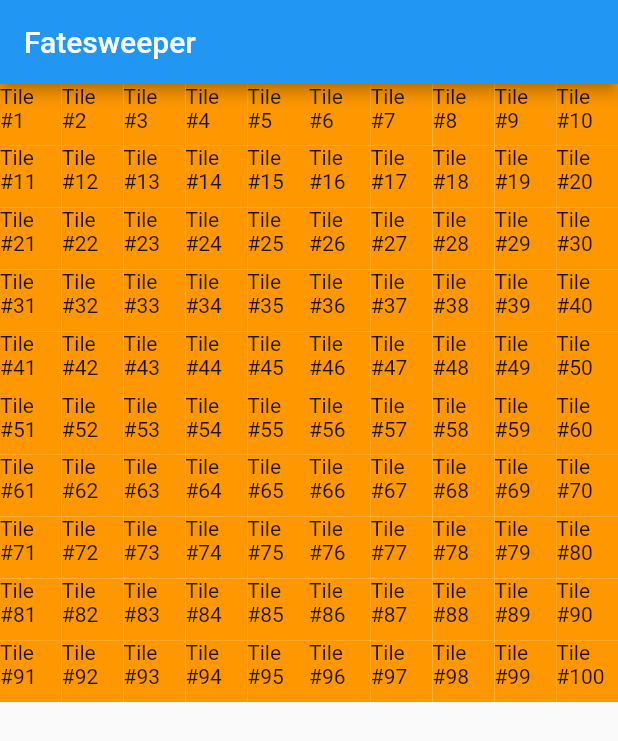
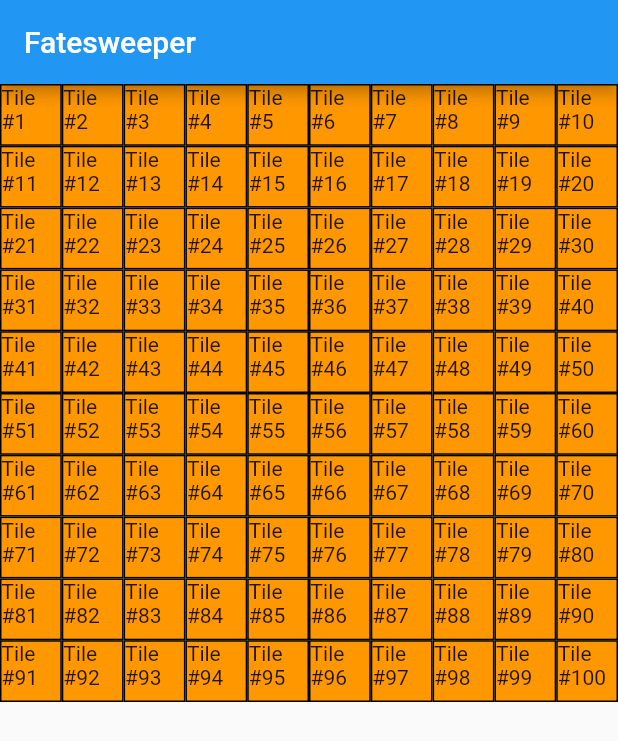
Before and after one commit to leon-chow/fatesweeper2, a Flutter app: the screen it shows after launch, on a phone screen of 412 x 824 dp. Shown: the top 741 px of the screen. Run offline on Flutter 3.47's test engine with Material 2 defaults, Android fonts, the phone set to English and light mode, and no system bars.

Commit message:
Add border and color to tiles, restructure data and views, change main page

```diff
--- a/lib/board.dart
+++ /dev/null
@@ -1,21 +0,0 @@
-import 'package:flutter/material.dart';
-
-import 'tile.dart';
-
-class Board extends StatefulWidget {
-  @override
-  _BoardState createState() => _BoardState();
-}
-
-class _BoardState extends State<Board> {
-  @override
-  Widget build(BuildContext context) {
-    return Container(
-
-    );
-  }
-
-  Widget buildBoard() {
-
-  }
-}
--- a/lib/main.dart
+++ b/lib/main.dart
@@ -1,7 +1,7 @@
 import 'package:flutter/material.dart';
 
-import 'board.dart';
-import 'tile.dart';
+import 'views/board.dart';
+import 'model/tile.dart';
 
 void main() {
   runApp(MyApp());
@@ -17,7 +17,7 @@ class MyApp extends StatelessWidget {
         primarySwatch: Colors.blue,
         visualDensity: VisualDensity.adaptivePlatformDensity,
       ),
-      home: MyHomePage(title: 'Fatesweeper'),
+      home: Board(title: 'Fatesweeper'),
     );
   }
 }
@@ -36,24 +36,7 @@ class _MyHomePageState extends State<MyHomePage> {
   @override
   Widget build(BuildContext context) {
     return Scaffold(
-      appBar: AppBar(
-        title: Text(widget.title),
-      ),
-      body: buildBoardView(),
-    );
-  }
-
-  Widget buildBoardView() {
-    List<Tile> tiles = <Tile>[];
-    int tileCount = 10;
-    for (int i = 0; i < 100; i++) {
-      tiles.add(Tile(i, 50.0, 50.0, false, false));
-    }
-    return GridView.count(
-      crossAxisCount: 10,
-      children: tiles.map<Widget>((Tile tile) {
-        return tile.buildTile(tile);
-      }).toList(),
+      body: Board(),
     );
   }
 }
--- /dev/null
+++ b/lib/model/tile.dart
@@ -0,0 +1,23 @@
+import 'package:flutter/material.dart';
+
+class Tile {
+  final int id;
+  final bool isFlipped;
+  final bool hasMine;
+
+  const Tile(this.id, this.isFlipped, this.hasMine);
+
+  Widget buildTile(Tile tile) {
+    return Container(
+      decoration: BoxDecoration(
+        color: Colors.orange,
+        border: Border.all(
+          color: Colors.black
+        )
+      ),
+      height: 50,
+      width: 25,
+      child: Text("Tile #${tile.id+1}"),
+    );
+  }
+}
--- a/lib/tile.dart
+++ /dev/null
@@ -1,23 +0,0 @@
-import 'package:flutter/material.dart';
-
-class Tile {
-  final int id;
-  final bool isFlipped;
-  final bool hasMine;
-  final double height;
-  final double width;
-
-  const Tile(this.id, this.height, this.width, this.isFlipped, this.hasMine);
-
-  Widget buildTile(Tile tile) {
-    return Container(
-      /*decoration: BoxDecoration(
-        border:
-      ),*/
-      height: tile.height,
-      width: tile.width,
-      color: Colors.orange,
-      child: Text("Tile #${tile.id+1}"),
-    );
-  }
-}
--- /dev/null
+++ b/lib/views/board.dart
@@ -0,0 +1,40 @@
+import 'package:flutter/material.dart';
+
+import '../model/tile.dart';
+
+class Board extends StatefulWidget {
+  Board({Key key, this.title}) : super(key: key);
+
+  final String title;
+
+  @override
+  _BoardState createState() => _BoardState();
+}
+
+class _BoardState extends State<Board> {
+  @override
+  Widget build(BuildContext context) {
+    return Scaffold(
+      appBar: AppBar(
+        title: Text(widget.title),
+      ),
+      body: buildBoardView(),
+    );
+  }
+
+  Widget buildBoardView() {
+    // create tiles
+    List<Tile> tiles = <Tile>[];
+    for (int i = 0; i < 100; i++) {
+      tiles.add(Tile(i, false, false));
+    }
+    return Container(
+      child: GridView.count(
+        crossAxisCount: 10,
+        children: tiles.map<Widget>((Tile tile) {
+          return tile.buildTile(tile);
+        }).toList(),
+      ),
+    );
+  }
+}
```
Also changed, not shown: pubspec.lock.
